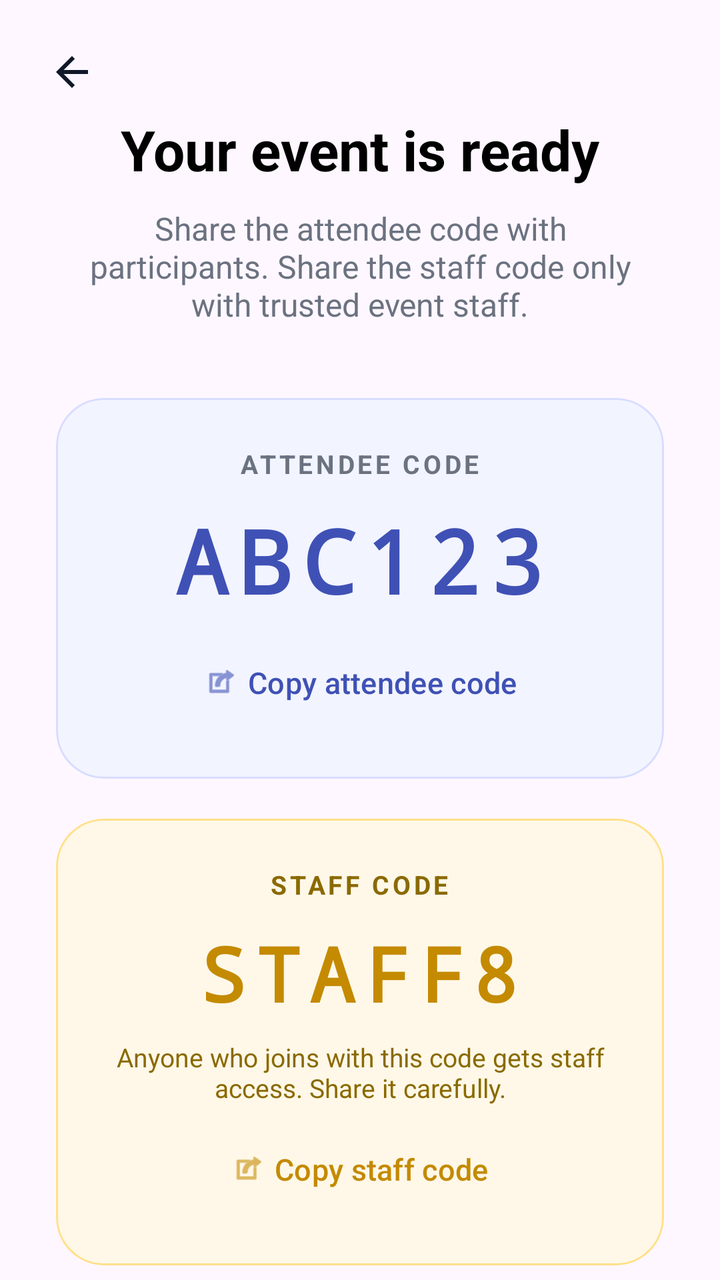
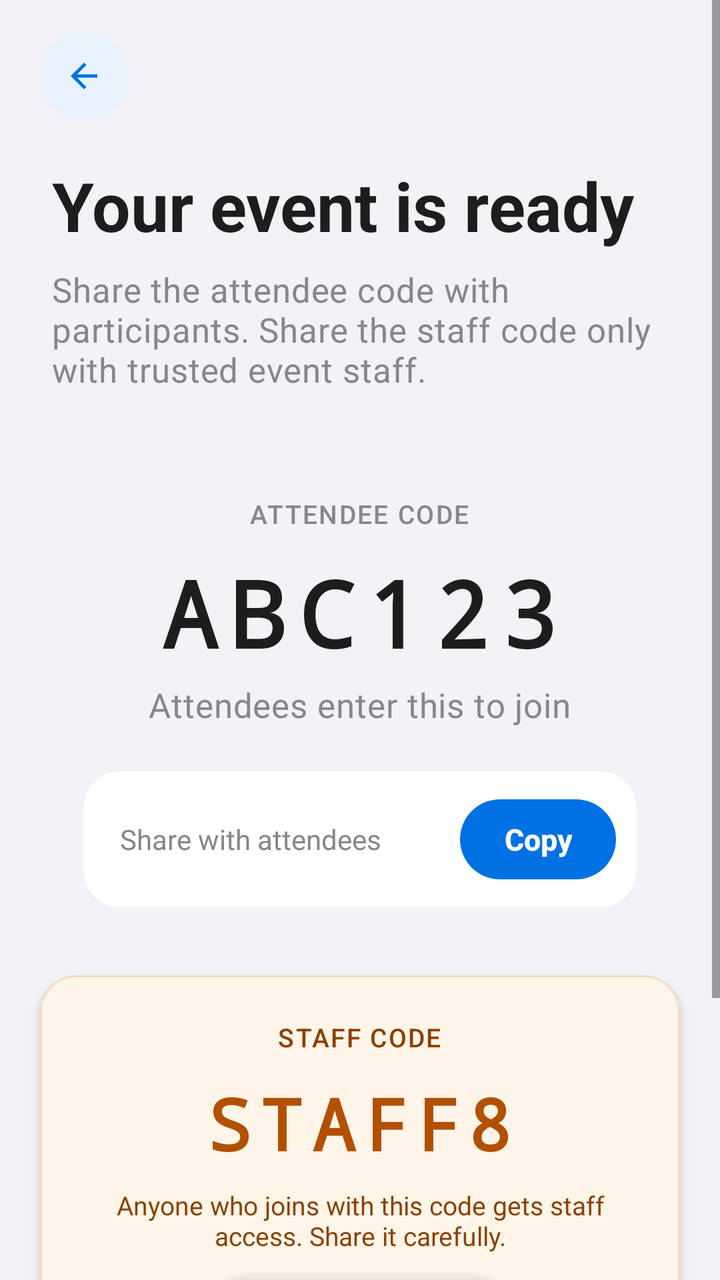

The first picture is an Android layout as it rendered before a commit; the second is the same layout after the commit. The layout source and the unified diff follow.
<!-- AndroidManifest.xml: application theme Theme.FirstLink -->
<!-- res/layout/room_creation.xml -->
<?xml version="1.0" encoding="utf-8"?>
<androidx.constraintlayout.widget.ConstraintLayout
    xmlns:android="http://schemas.android.com/apk/res/android"
    xmlns:app="http://schemas.android.com/apk/res-auto"
    xmlns:tools="http://schemas.android.com/tools"
    android:id="@+id/room_creation"
    android:layout_width="match_parent"
    android:layout_height="match_parent">

    <ImageButton
        android:id="@+id/back_button"
        android:layout_width="48dp"
        android:layout_height="48dp"
        android:layout_marginStart="12dp"
        android:layout_marginTop="12dp"
        android:background="?attr/selectableItemBackgroundBorderless"
        android:contentDescription="Back"
        android:src="@drawable/ic_back"
        app:layout_constraintStart_toStartOf="parent"
        app:layout_constraintTop_toTopOf="parent" />

    <TextView
        android:id="@+id/room_code_title_text_view"
        android:layout_width="wrap_content"
        android:layout_height="wrap_content"
        android:layout_marginTop="56dp"
        android:text="Your event is ready"
        android:textColor="@color/black"
        android:textSize="28sp"
        android:textStyle="bold"
        app:layout_constraintTop_toTopOf="parent"
        app:layout_constraintStart_toStartOf="parent"
        app:layout_constraintEnd_toEndOf="parent" />

    <TextView
        android:id="@+id/room_code_description"
        android:layout_width="0dp"
        android:layout_height="wrap_content"
        android:layout_marginStart="32dp"
        android:layout_marginTop="10dp"
        android:layout_marginEnd="32dp"
        android:gravity="center"
        android:text="Share the attendee code with participants. Share the staff code only with trusted event staff."
        android:textColor="#6B7280"
        android:textSize="16sp"
        app:layout_constraintTop_toBottomOf="@id/room_code_title_text_view"
        app:layout_constraintStart_toStartOf="parent"
        app:layout_constraintEnd_toEndOf="parent" />

    

    <com.google.android.material.card.MaterialCardView
        android:id="@+id/room_code_card"
        android:layout_width="0dp"
        android:layout_height="wrap_content"
        android:layout_marginStart="28dp"
        android:layout_marginTop="36dp"
        android:layout_marginEnd="28dp"
        app:cardBackgroundColor="#F2F4FF"
        app:cardCornerRadius="24dp"
        app:cardElevation="0dp"
        app:strokeColor="#D8DCFF"
        app:strokeWidth="1dp"
        app:layout_constraintTop_toBottomOf="@id/room_code_description"
        app:layout_constraintStart_toStartOf="parent"
        app:layout_constraintEnd_toEndOf="parent">

        <LinearLayout
            android:layout_width="match_parent"
            android:layout_height="wrap_content"
            android:gravity="center"
            android:orientation="vertical"
            android:padding="24dp">

            <TextView
                android:layout_width="wrap_content"
                android:layout_height="wrap_content"
                android:text="ATTENDEE CODE"
                android:textColor="#6B7280"
                android:textSize="13sp"
                android:textStyle="bold"
                android:letterSpacing="0.12" />

            <TextView
                android:id="@+id/room_code"
                android:layout_width="wrap_content"
                android:layout_height="wrap_content"
                android:layout_marginTop="10dp"
                android:fontFamily="monospace"
                android:letterSpacing="0.12"
                android:text="ABC123"
                android:textColor="#3F51B5"
                android:textSize="44sp"
                android:textStyle="bold" />

            <com.google.android.material.button.MaterialButton
                android:id="@+id/copy_room_code_button"
                style="@style/Widget.Material3.Button.TextButton"
                android:layout_width="wrap_content"
                android:layout_height="48dp"
                android:layout_marginTop="8dp"
                android:text="Copy attendee code"
                android:textAllCaps="false"
                android:textColor="#3F51B5"
                android:textSize="15sp"
                app:icon="@android:drawable/ic_menu_set_as"
                app:iconTint="#3F51B5" />

        </LinearLayout>

    </com.google.android.material.card.MaterialCardView>

    

    <com.google.android.material.card.MaterialCardView
        android:id="@+id/staff_code_card"
        android:layout_width="0dp"
        android:layout_height="wrap_content"
        android:layout_marginStart="28dp"
        android:layout_marginTop="20dp"
        android:layout_marginEnd="28dp"
        app:cardBackgroundColor="#FFF8E8"
        app:cardCornerRadius="24dp"
        app:cardElevation="0dp"
        app:strokeColor="#FFE08A"
        app:strokeWidth="1dp"
        app:layout_constraintTop_toBottomOf="@id/room_code_card"
        app:layout_constraintStart_toStartOf="parent"
        app:layout_constraintEnd_toEndOf="parent">

        <LinearLayout
            android:layout_width="match_parent"
            android:layout_height="wrap_content"
            android:gravity="center"
            android:orientation="vertical"
            android:padding="24dp">

            <TextView
                android:layout_width="wrap_content"
                android:layout_height="wrap_content"
                android:text="STAFF CODE"
                android:textColor="#8A6A00"
                android:textSize="13sp"
                android:textStyle="bold"
                android:letterSpacing="0.12" />

            <TextView
                android:id="@+id/staff_code"
                android:layout_width="wrap_content"
                android:layout_height="wrap_content"
                android:layout_marginTop="10dp"
                android:fontFamily="monospace"
                android:letterSpacing="0.12"
                android:text="STAFF8"
                android:textColor="#C48A00"
                android:textSize="38sp"
                android:textStyle="bold" />

            <TextView
                android:layout_width="wrap_content"
                android:layout_height="wrap_content"
                android:layout_marginTop="8dp"
                android:gravity="center"
                android:text="Anyone who joins with this code gets staff access. Share it carefully."
                android:textColor="#8A6A00"
                android:textSize="13sp" />

            <com.google.android.material.button.MaterialButton
                android:id="@+id/copy_staff_code_button"
                style="@style/Widget.Material3.Button.TextButton"
                android:layout_width="wrap_content"
                android:layout_height="48dp"
                android:layout_marginTop="8dp"
                android:text="Copy staff code"
                android:textAllCaps="false"
                android:textColor="#C48A00"
                android:textSize="15sp"
                app:icon="@android:drawable/ic_menu_set_as"
                app:iconTint="#C48A00" />

        </LinearLayout>

    </com.google.android.material.card.MaterialCardView>

    

    <com.google.android.material.button.MaterialButton
        android:id="@+id/open_checkin_button"
        android:layout_width="0dp"
        android:layout_height="58dp"
        android:layout_marginStart="28dp"
        android:layout_marginTop="32dp"
        android:layout_marginEnd="28dp"
        android:text="Open Check-In"
        android:textAllCaps="false"
        android:textSize="18sp"
        android:textStyle="bold"
        app:backgroundTint="#3F51B5"
        app:cornerRadius="18dp"
        app:layout_constraintTop_toBottomOf="@id/staff_code_card"
        app:layout_constraintStart_toStartOf="parent"
        app:layout_constraintEnd_toEndOf="parent" />

</androidx.constraintlayout.widget.ConstraintLayout>
<!-- resources referenced by this layout -->
<resources>
  <color name="black">#FF000000</color>
  <style name="Base.Theme.FirstLink" parent="Theme.Material3.DayNight.NoActionBar">
          
          
      </style>
  <!-- unchanged entries left out for length: 2 -->
</resources>

<!-- the commit's change to res/layout/room_creation.xml (unified diff, before → after) -->
@@ -1,204 +1,199 @@
 <?xml version="1.0" encoding="utf-8"?>
-<androidx.constraintlayout.widget.ConstraintLayout
-    xmlns:android="http://schemas.android.com/apk/res/android"
+<ScrollView xmlns:android="http://schemas.android.com/apk/res/android"
     xmlns:app="http://schemas.android.com/apk/res-auto"
     xmlns:tools="http://schemas.android.com/tools"
     android:id="@+id/room_creation"
     android:layout_width="match_parent"
-    android:layout_height="match_parent">
+    android:layout_height="match_parent"
+    android:background="@color/surface"
+    android:clipToPadding="false"
+    android:fillViewport="true">
 
-    <ImageButton
-        android:id="@+id/back_button"
-        android:layout_width="48dp"
-        android:layout_height="48dp"
-        android:layout_marginStart="12dp"
-        android:layout_marginTop="12dp"
-        android:background="?attr/selectableItemBackgroundBorderless"
-        android:contentDescription="Back"
-        android:src="@drawable/ic_back"
-        app:layout_constraintStart_toStartOf="parent"
-        app:layout_constraintTop_toTopOf="parent" />
+    <LinearLayout
+        android:layout_width="match_parent"
+        android:layout_height="wrap_content"
+        android:clipToPadding="false"
+        android:orientation="vertical"
+        android:paddingStart="20dp"
+        android:paddingEnd="20dp"
+        android:paddingBottom="32dp">
 
-    <TextView
-        android:id="@+id/room_code_title_text_view"
-        android:layout_width="wrap_content"
-        android:layout_height="wrap_content"
-        android:layout_marginTop="56dp"
-        android:text="Your event is ready"
-        android:textColor="@color/black"
-        android:textSize="28sp"
-        android:textStyle="bold"
-        app:layout_constraintTop_toTopOf="parent"
-        app:layout_constraintStart_toStartOf="parent"
-        app:layout_constraintEnd_toEndOf="parent" />
+        <ImageButton
+            android:id="@+id/back_button"
+            style="@style/Widget.FirstLink.BackButton"
+            android:layout_width="44dp"
+            android:layout_height="44dp"
+            android:layout_marginTop="16dp"
+            android:contentDescription="Back"
+            android:src="@drawable/ic_back" />
 
-    <TextView
-        android:id="@+id/room_code_description"
-        android:layout_width="0dp"
-        android:layout_height="wrap_content"
-        android:layout_marginStart="32dp"
-        android:layout_marginTop="10dp"
-        android:layout_marginEnd="32dp"
-        android:gravity="center"
-        android:text="Share the attendee code with participants. Share the staff code only with trusted event staff."
-        android:textColor="#6B7280"
-        android:textSize="16sp"
-        app:layout_constraintTop_toBottomOf="@id/room_code_title_text_view"
-        app:layout_constraintStart_toStartOf="parent"
-        app:layout_constraintEnd_toEndOf="parent" />
+        <TextView
+            android:id="@+id/room_code_title_text_view"
+            style="@style/TextAppearance.FirstLink.PageTitle"
+            android:layout_width="wrap_content"
+            android:layout_height="wrap_content"
+            android:layout_marginStart="6dp"
+            android:layout_marginTop="20dp"
+            android:text="Your event is ready" />
 
-    
-
-    <com.google.android.material.card.MaterialCardView
-        android:id="@+id/room_code_card"
-        android:layout_width="0dp"
-        android:layout_height="wrap_content"
-        android:layout_marginStart="28dp"
-        android:layout_marginTop="36dp"
-        android:layout_marginEnd="28dp"
-        app:cardBackgroundColor="#F2F4FF"
-        app:cardCornerRadius="24dp"
-        app:cardElevation="0dp"
-        app:strokeColor="#D8DCFF"
-        app:strokeWidth="1dp"
-        app:layout_constraintTop_toBottomOf="@id/room_code_description"
-        app:layout_constraintStart_toStartOf="parent"
-        app:layout_constraintEnd_toEndOf="parent">
-
-        <LinearLayout
+        <TextView
+            android:id="@+id/room_code_description"
+            style="@style/TextAppearance.FirstLink.PageSubtitle"
             android:layout_width="match_parent"
             android:layout_height="wrap_content"
-            android:gravity="center"
+            android:layout_marginStart="6dp"
+            android:layout_marginTop="8dp"
+            android:layout_marginEnd="6dp"
+            android:text="Share the attendee code with participants. Share the staff code only with trusted event staff." />
+
+        
+        <LinearLayout
+            android:id="@+id/room_code_card"
+            style="@style/Widget.FirstLink.HeroCard"
+            android:layout_width="match_parent"
+            android:layout_height="wrap_content"
+            android:layout_marginTop="26dp"
             android:orientation="vertical"
-            android:padding="24dp">
+            android:paddingStart="22dp"
+            android:paddingTop="26dp"
+            android:paddingEnd="22dp"
+            android:paddingBottom="14dp">
 
             <TextView
+                style="@style/TextAppearance.FirstLink.Eyebrow"
                 android:layout_width="wrap_content"
                 android:layout_height="wrap_content"
-                android:text="ATTENDEE CODE"
-                android:textColor="#6B7280"
-                android:textSize="13sp"
-                android:textStyle="bold"
-                android:letterSpacing="0.12" />
+                android:layout_gravity="center_horizontal"
+                android:text="Attendee code"
+                android:textColor="@color/on_gradient_muted" />
 
             <TextView
                 android:id="@+id/room_code"
                 android:layout_width="wrap_content"
                 android:layout_height="wrap_content"
+                android:layout_gravity="center_horizontal"
                 android:layout_marginTop="10dp"
                 android:fontFamily="monospace"
-                android:letterSpacing="0.12"
+                android:letterSpacing="0.14"
                 android:text="ABC123"
-                android:textColor="#3F51B5"
-                android:textSize="44sp"
-                android:textStyle="bold" />
-
-            <com.google.android.material.button.MaterialButton
-                android:id="@+id/copy_room_code_button"
-                style="@style/Widget.Material3.Button.TextButton"
-                android:layout_width="wrap_content"
-                android:layout_height="48dp"
-                android:layout_marginTop="8dp"
-                android:text="Copy attendee code"
-                android:textAllCaps="false"
-                android:textColor="#3F51B5"
-                android:textSize="15sp"
-                app:icon="@android:drawable/ic_menu_set_as"
-                app:iconTint="#3F51B5" />
-
-        </LinearLayout>
-
-    </com.google.android.material.card.MaterialCardView>
-
-    
-
-    <com.google.android.material.card.MaterialCardView
-        android:id="@+id/staff_code_card"
-        android:layout_width="0dp"
-        android:layout_height="wrap_content"
-        android:layout_marginStart="28dp"
-        android:layout_marginTop="20dp"
-        android:layout_marginEnd="28dp"
-        app:cardBackgroundColor="#FFF8E8"
-        app:cardCornerRadius="24dp"
-        app:cardElevation="0dp"
-        app:strokeColor="#FFE08A"
-        app:strokeWidth="1dp"
-        app:layout_constraintTop_toBottomOf="@id/room_code_card"
-        app:layout_constraintStart_toStartOf="parent"
-        app:layout_constraintEnd_toEndOf="parent">
-
-        <LinearLayout
-            android:layout_width="match_parent"
-            android:layout_height="wrap_content"
-            android:gravity="center"
-            android:orientation="vertical"
-            android:padding="24dp">
-
-            <TextView
-                android:layout_width="wrap_content"
-                android:layout_height="wrap_content"
-                android:text="STAFF CODE"
-                android:textColor="#8A6A00"
-                android:textSize="13sp"
-                android:textStyle="bold"
-                android:letterSpacing="0.12" />
-
-            <TextView
-                android:id="@+id/staff_code"
-                android:layout_width="wrap_content"
-                android:layout_height="wrap_content"
-                android:layout_marginTop="10dp"
-                android:fontFamily="monospace"
-                android:letterSpacing="0.12"
-                android:text="STAFF8"
-                android:textColor="#C48A00"
-                android:textSize="38sp"
+                android:textColor="@color/on_gradient"
+                android:textSize="46sp"
                 android:textStyle="bold" />
 
             <TextView
+                style="@style/TextAppearance.FirstLink.HeroBody"
                 android:layout_width="wrap_content"
                 android:layout_height="wrap_content"
-                android:layout_marginTop="8dp"
-                android:gravity="center"
-                android:text="Anyone who joins with this code gets staff access. Share it carefully."
-                android:textColor="#8A6A00"
-                android:textSize="13sp" />
+                android:layout_gravity="center_horizontal"
+                android:layout_marginTop="4dp"
+                android:text="Attendees enter this to join" />
 
-            <com.google.android.material.button.MaterialButton
-                android:id="@+id/copy_staff_code_button"
-                style="@style/Widget.Material3.Button.TextButton"
-                android:layout_width="wrap_content"
-                android:layout_height="48dp"
-                android:layout_marginTop="8dp"
-                android:text="Copy staff code"
-                android:textAllCaps="false"
-                android:textColor="#C48A00"
-                android:textSize="15sp"
-                app:icon="@android:drawable/ic_menu_set_as"
-                app:iconTint="#C48A00" />
+            
+            <LinearLayout
+                style="@style/Widget.FirstLink.FrostedBar"
+                android:layout_width="match_parent"
+                android:layout_height="wrap_content"
+                android:layout_marginTop="22dp"
+                android:gravity="center_vertical"
+                android:orientation="horizontal"
+                android:paddingStart="18dp"
+                android:paddingTop="10dp"
+                android:paddingEnd="10dp"
+                android:paddingBottom="10dp">
 
+                <TextView
+                    android:layout_width="0dp"
+                    android:layout_height="wrap_content"
+                    android:layout_weight="1"
+                    android:text="Share with attendees"
+                    android:textColor="@color/on_gradient_muted"
+                    android:textSize="14sp" />
+
+                <com.google.android.material.button.MaterialButton
+                    android:id="@+id/copy_room_code_button"
+                    style="@style/Widget.FirstLink.Button.OnGradient"
+                    android:layout_width="wrap_content"
+                    android:layout_height="48dp"
+                    android:minWidth="0dp"
+                    android:paddingStart="22dp"
+                    android:paddingEnd="22dp"
+                    android:text="Copy"
+                    android:textSize="15sp"
+                    android:textStyle="bold" />
+            </LinearLayout>
         </LinearLayout>
 
-    </com.google.android.material.card.MaterialCardView>
+        
+        <com.google.android.material.card.MaterialCardView
+            android:id="@+id/staff_code_card"
+            style="@style/Widget.FirstLink.Card"
+            android:layout_width="match_parent"
+            android:layout_height="wrap_content"
+            android:layout_marginTop="20dp"
+            app:cardBackgroundColor="@color/warning_container"
+            app:strokeColor="@color/warning_border">
 
-    
+            <LinearLayout
+                android:layout_width="match_parent"
+                android:layout_height="wrap_content"
+                android:gravity="center"
+                android:orientation="vertical"
+                android:padding="22dp">
 
-    <com.google.android.material.button.MaterialButton
-        android:id="@+id/open_checkin_button"
-        android:layout_width="0dp"
-        android:layout_height="58dp"
-        android:layout_marginStart="28dp"
-        android:layout_marginTop="32dp"
-        android:layout_marginEnd="28dp"
-        android:text="Open Check-In"
-        android:textAllCaps="false"
-        android:textSize="18sp"
-        android:textStyle="bold"
-        app:backgroundTint="#3F51B5"
-        app:cornerRadius="18dp"
-        app:layout_constraintTop_toBottomOf="@id/staff_code_card"
-        app:layout_constraintStart_toStartOf="parent"
-        app:layout_constraintEnd_toEndOf="parent" />
+                <TextView
+                    style="@style/TextAppearance.FirstLink.Eyebrow"
+                    android:layout_width="wrap_content"
+                    android:layout_height="wrap_content"
+                    android:text="Staff code"
+                    android:textColor="@color/warning_dark_text" />
 
-</androidx.constraintlayout.widget.ConstraintLayout>
+                <TextView
+                    android:id="@+id/staff_code"
+                    android:layout_width="wrap_content"
+                    android:layout_height="wrap_content"
+                    android:layout_marginTop="10dp"
+                    android:fontFamily="monospace"
+                    android:letterSpacing="0.12"
+                    android:text="STAFF8"
+                    android:textColor="@color/warning"
+                    android:textSize="36sp"
+                    android:textStyle="bold" />
+
+                <TextView
+                    android:layout_width="match_parent"
+                    android:layout_height="wrap_content"
+                    android:layout_marginTop="8dp"
+                    android:gravity="center"
+                    android:text="Anyone who joins with this code gets staff access. Share it carefully."
+                    android:textColor="@color/warning_body_text"
+                    android:textSize="13sp" />
+
+                <com.google.android.material.button.MaterialButton
+                    android:id="@+id/copy_staff_code_button"
+                    style="@style/Widget.FirstLink.Button.Text"
+                    android:layout_width="wrap_content"
+                    android:layout_height="48dp"
+                    android:layout_marginTop="6dp"
+                    android:text="Copy staff code"
+                    android:textColor="@color/warning_dark_text"
+                    android:textSize="15sp"
+                    app:icon="@android:drawable/ic_menu_set_as"
+                    app:iconTint="@color/warning_dark_text" />
+
+            </LinearLayout>
+
+        </com.google.android.material.card.MaterialCardView>
+
+        <com.google.android.material.button.MaterialButton
+            android:id="@+id/open_checkin_button"
+            style="@style/Widget.FirstLink.Button.Primary"
+            android:layout_width="match_parent"
+            android:layout_height="60dp"
+            android:layout_marginTop="26dp"
+            android:text="Open Check-In"
+            android:textSize="17sp"
+            android:textStyle="bold" />
+
+    </LinearLayout>
+
+</ScrollView>
<!-- resource entries referenced after the edit -->
@@ -1,10 +1,197 @@
 <!-- resources referenced by this layout -->
 <resources>
-  <color name="black">#FF000000</color>
-  <style name="Base.Theme.FirstLink" parent="Theme.Material3.DayNight.NoActionBar">
-          
+  <color name="on_gradient">#1D1D1F</color>
+  <color name="on_gradient_muted">#86868B</color>
+  <color name="surface">#F2F2F7</color>
+  <color name="warning">#B25000</color>
+  <color name="warning_body_text">#8A4200</color>
+  <color name="warning_border">#F5DBBE</color>
+  <color name="warning_container">#FFF4E8</color>
+  <color name="warning_dark_text">#8A4200</color>
+  <style name="TextAppearance.FirstLink.Eyebrow" parent="TextAppearance.Material3.LabelSmall">
+          <item name="android:textSize">13sp</item>
+          <item name="android:fontFamily">sans-serif-medium</item>
+          <item name="android:letterSpacing">0.06</item>
+          <item name="android:textAllCaps">true</item>
+      </style>
+  <style name="TextAppearance.FirstLink.HeroBody" parent="TextAppearance.Material3.BodyMedium">
+          <item name="android:textSize">17sp</item>
+          <item name="android:textColor">@color/on_gradient_muted</item>
+          <item name="android:lineSpacingMultiplier">1.45</item>
+      </style>
+  <style name="TextAppearance.FirstLink.PageSubtitle" parent="TextAppearance.Material3.BodyMedium">
+          <item name="android:textSize">17sp</item>
+          <item name="android:textColor">@color/text_secondary</item>
+          <item name="android:lineSpacingMultiplier">1.45</item>
+      </style>
+  <style name="TextAppearance.FirstLink.PageTitle" parent="TextAppearance.Material3.HeadlineSmall">
+          <item name="android:textSize">34sp</item>
+          <item name="android:textStyle">bold</item>
+          <item name="android:textColor">@color/text_primary</item>
+          <item name="android:lineSpacingMultiplier">1.1</item>
+      </style>
+  <style name="Widget.FirstLink.BackButton" parent="">
+          <item name="android:background">@drawable/bg_circle_brand_soft</item>
+          <item name="android:foreground">?attr/selectableItemBackgroundBorderless</item>
+          <item name="android:padding">12dp</item>
+          <item name="android:scaleType">fitCenter</item>
+          <item name="android:tint">@color/brand_primary</item>
+      </style>
+  <style name="Widget.FirstLink.Button.OnGradient" parent="Widget.FirstLink.Button">
+          <item name="backgroundTint">@color/brand_primary</item>
+          <item name="android:textColor">@color/white</item>
+          <item name="elevation">0dp</item>
+          <item name="android:elevation">0dp</item>
           
       </style>
+  <style name="Widget.FirstLink.Button.Primary" parent="Widget.FirstLink.Button">
+          <item name="backgroundTint">@color/brand_primary</item>
+          <item name="android:textColor">@color/white</item>
+          <item name="android:elevation">4dp</item>
+          <item name="elevation">4dp</item>
+          <item name="android:outlineSpotShadowColor" tools:targetApi="p">@color/brand_glow</item>
+          <item name="android:outlineAmbientShadowColor" tools:targetApi="p">@color/brand_glow</item>
+      </style>
+  <style name="Widget.FirstLink.Button.Text" parent="Widget.Material3.Button.TextButton">
+          <item name="android:textAllCaps">false</item>
+          <item name="android:letterSpacing">0</item>
+          <item name="android:textColor">@color/text_secondary</item>
+      </style>
+  <style name="Widget.FirstLink.Card" parent="Widget.Material3.CardView.Outlined">
+          <item name="cardBackgroundColor">@color/card_surface</item>
+          <item name="cardCornerRadius">18dp</item>
+          <item name="cardElevation">3dp</item>
+          <item name="strokeWidth">1dp</item>
+          <item name="strokeColor">@color/glass_border</item>
+          <item name="android:outlineSpotShadowColor" tools:targetApi="p">@color/card_glow</item>
+          <item name="android:outlineAmbientShadowColor" tools:targetApi="p">@color/card_glow</item>
+      </style>
+  <style name="Widget.FirstLink.FrostedBar" parent="">
+          <item name="android:background">@drawable/bg_frosted_bar</item>
+          <item name="android:orientation">vertical</item>
+      </style>
+  <style name="Widget.FirstLink.HeroCard" parent="">
+          <item name="android:background">@null</item>
+          <item name="android:elevation">0dp</item>
+      </style>
+  <color name="text_secondary">#86868B</color>
+  <color name="text_primary">#1D1D1F</color>
+  <!-- drawable bg_circle_brand_soft (drawable) -->
+  <?xml version="1.0" encoding="utf-8"?>
+  <shape xmlns:android="http://schemas.android.com/apk/res/android"
+      android:shape="oval">
+      <solid android:color="@color/brand_primary_container" />
+  </shape>
+  <color name="brand_primary">#0071E3</color>
+  <style name="Widget.FirstLink.Button" parent="Widget.Material3.Button">
+          <item name="android:stateListAnimator">@animator/button_press_feedback</item>
+          <item name="android:textAllCaps">false</item>
+          <item name="android:letterSpacing">0</item>
+          <item name="shapeAppearanceOverlay">@style/ShapeAppearance.FirstLink.Pill</item>
+          <item name="strokeWidth">0dp</item>
+      </style>
+  <color name="white">#FFFFFFFF</color>
+  <color name="brand_glow">#1D1D1F</color>
+  <color name="card_surface">#FFFFFF</color>
+  <color name="glass_border">#0D000000</color>
+  <color name="card_glow">#1D1D1F</color>
+  <!-- drawable bg_frosted_bar (drawable) -->
+  <?xml version="1.0" encoding="utf-8"?>
+  <shape xmlns:android="http://schemas.android.com/apk/res/android"
+      android:shape="rectangle">
+      <corners android:radius="18dp" />
+      <solid android:color="@color/frosted_dark_surface" />
+  </shape>
+  <style name="Base.Theme.FirstLink" parent="Theme.Material3.DayNight.NoActionBar">
+          <item name="colorPrimary">@color/brand_primary</item>
+          <item name="colorOnPrimary">@color/white</item>
+          <item name="colorPrimaryContainer">@color/brand_primary_container</item>
+          <item name="colorOnPrimaryContainer">@color/brand_on_primary_container</item>
+  
+          <item name="colorSecondary">@color/brand_primary</item>
+          <item name="colorOnSecondary">@color/white</item>
+  
+          <item name="colorError">@color/danger</item>
+          <item name="colorOnError">@color/white</item>
+  
+          <item name="android:colorBackground">@color/surface</item>
+          <item name="colorOnBackground">@color/text_primary</item>
+          <item name="colorSurface">@color/surface</item>
+          <item name="colorOnSurface">@color/text_primary</item>
+          <item name="colorOutline">@color/border_light</item>
+          
+          <item name="elevationOverlayEnabled">false</item>
+  
+          <item name="android:statusBarColor">@color/surface</item>
+          <item name="android:navigationBarColor">@color/surface</item>
+          <item name="android:windowLightStatusBar">true</item>
+  
+          <item name="shapeAppearanceSmallComponent">@style/ShapeAppearance.FirstLink.Small</item>
+          <item name="shapeAppearanceMediumComponent">@style/ShapeAppearance.FirstLink.Medium</item>
+          <item name="shapeAppearanceLargeComponent">@style/ShapeAppearance.FirstLink.Large</item>
+  
+          
+          <item name="materialButtonStyle">@style/Widget.FirstLink.Button.Primary</item>
+  
+          
+          <item name="android:windowAnimationStyle">@style/WindowAnimation.FirstLink</item>
+  
+          <item name="materialAlertDialogTheme">@style/ThemeOverlay.FirstLink.Dialog</item>
+      </style>
+  <color name="brand_primary_container">#E8F2FD</color>
+  <style name="ShapeAppearance.FirstLink.Pill" parent="">
+          <item name="cornerFamily">rounded</item>
+          <item name="cornerSize">50%</item>
+      </style>
+  <color name="frosted_dark_surface">#FFFFFF</color>
+  <color name="brand_on_primary_container">#0058B8</color>
+  <color name="danger">#D70015</color>
+  <color name="border_light">#E3E3E8</color>
+  <style name="ShapeAppearance.FirstLink.Small" parent="ShapeAppearance.Material3.SmallComponent">
+          <item name="cornerSize">16dp</item>
+      </style>
+  <style name="ShapeAppearance.FirstLink.Medium" parent="ShapeAppearance.Material3.MediumComponent">
+          <item name="cornerSize">20dp</item>
+      </style>
+  <style name="ShapeAppearance.FirstLink.Large" parent="ShapeAppearance.Material3.LargeComponent">
+          <item name="cornerSize">28dp</item>
+      </style>
+  <style name="WindowAnimation.FirstLink" parent="@android:style/Animation.Activity">
+          <item name="android:activityOpenEnterAnimation">@anim/activity_open_enter</item>
+          <item name="android:activityOpenExitAnimation">@anim/activity_open_exit</item>
+          <item name="android:activityCloseEnterAnimation">@anim/activity_close_enter</item>
+          <item name="android:activityCloseExitAnimation">@anim/activity_close_exit</item>
+      </style>
+  <style name="ThemeOverlay.FirstLink.Dialog" parent="ThemeOverlay.Material3.MaterialAlertDialog">
+          <item name="colorSurface">@color/dialog_glass_surface</item>
+          <item name="colorSurfaceContainerHigh">@color/dialog_glass_surface</item>
+          <item name="android:backgroundDimAmount">0.32</item>
+          <item name="colorOnSurface">@color/text_primary</item>
+          <item name="colorOnSurfaceVariant">@color/text_body</item>
+          <item name="shapeAppearanceCornerLarge">@style/ShapeAppearance.FirstLink.Large</item>
+          <item name="buttonBarPositiveButtonStyle">@style/Widget.FirstLink.Button.Dialog.Positive</item>
+          <item name="buttonBarNegativeButtonStyle">@style/Widget.FirstLink.Button.Dialog.Negative</item>
+          <item name="buttonBarNeutralButtonStyle">@style/Widget.FirstLink.Button.Dialog.Negative</item>
+      </style>
+  <color name="dialog_glass_surface">#F2FFFFFF</color>
+  <color name="text_body">#424245</color>
+  <style name="Widget.FirstLink.Button.Dialog.Positive">
+          <item name="backgroundTint">@color/brand_primary</item>
+          <item name="android:textColor">@color/white</item>
+          <item name="android:elevation">4dp</item>
+          <item name="elevation">4dp</item>
+          <item name="android:outlineSpotShadowColor" tools:targetApi="p">@color/brand_glow</item>
+          <item name="android:outlineAmbientShadowColor" tools:targetApi="p">@color/brand_glow</item>
+      </style>
+  <style name="Widget.FirstLink.Button.Dialog.Negative">
+          <item name="backgroundTint">@color/glass_fill</item>
+          <item name="android:textColor">@color/text_body</item>
+          <item name="android:elevation">0dp</item>
+          <item name="elevation">0dp</item>
+          <item name="rippleColor">@color/glass_ripple</item>
+      </style>
+  <color name="glass_fill">#E9E9EE</color>
+  <color name="glass_ripple">#DEDEE3</color>
   <!-- unchanged entries left out for length: 2 -->
 </resources>
 
